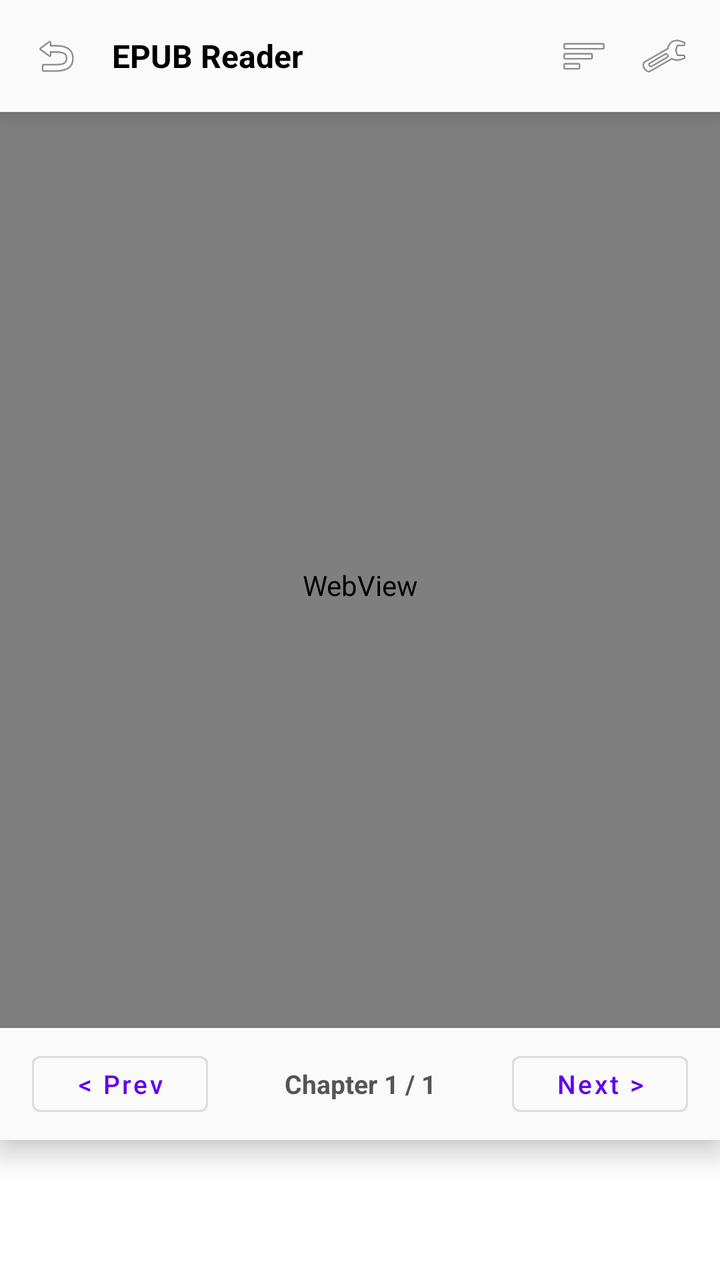
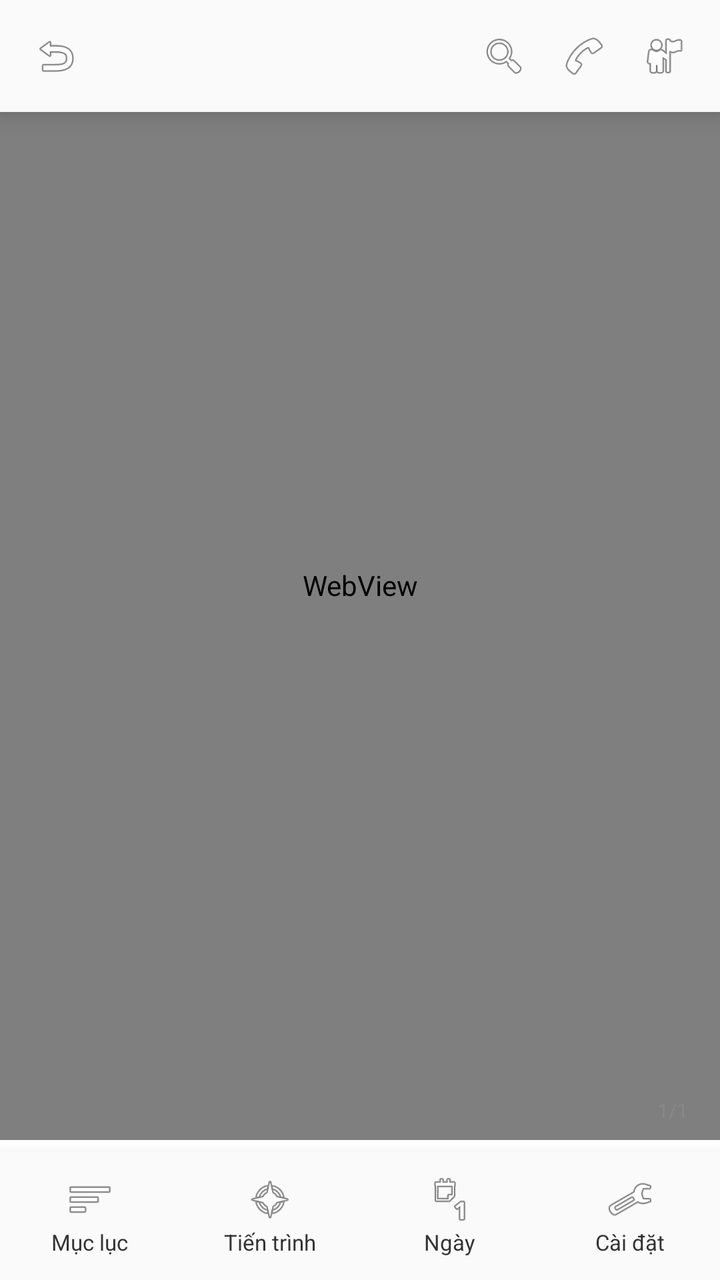

Before-and-after screenshots of an Android layout around one commit, followed by the original layout XML and the change that was made.
<!-- AndroidManifest.xml: activity theme Theme.Epub_reader -->
<!-- res/layout/activity_reader.xml -->
<?xml version="1.0" encoding="utf-8"?>
<androidx.constraintlayout.widget.ConstraintLayout xmlns:android="http://schemas.android.com/apk/res/android"
    xmlns:app="http://schemas.android.com/apk/res-auto"
    xmlns:tools="http://schemas.android.com/tools"
    android:id="@+id/readerRoot"
    android:layout_width="match_parent"
    android:layout_height="match_parent"
    android:background="@color/white"
    tools:context=".ReaderActivity">

    
    <FrameLayout
        android:id="@+id/readingContentContainer"
        android:layout_width="0dp"
        android:layout_height="0dp"
        app:layout_constraintTop_toTopOf="parent"
        app:layout_constraintBottom_toBottomOf="parent"
        app:layout_constraintStart_toStartOf="parent"
        app:layout_constraintEnd_toEndOf="parent">

        
        <TextView
            android:id="@+id/tvSmallChapterHeader"
            android:layout_width="wrap_content"
            android:layout_height="wrap_content"
            android:layout_gravity="top|start"
            android:layout_marginStart="16dp"
            android:layout_marginTop="8dp"
            android:text="Mục lục"
            android:textColor="#888888"
            android:textSize="10sp"
            android:elevation="1dp" />

        
        <TextView
            android:id="@+id/tvSmallPageProgress"
            android:layout_width="wrap_content"
            android:layout_height="wrap_content"
            android:layout_gravity="bottom|end"
            android:layout_marginEnd="16dp"
            android:layout_marginBottom="78dp"
            android:text="1/1"
            android:textColor="#888888"
            android:textSize="10sp"
            android:elevation="1dp" />

        <WebView
            android:id="@+id/webViewContent"
            android:layout_width="match_parent"
            android:layout_height="match_parent"
            android:layout_marginTop="15dp"
            android:layout_marginBottom="70dp" />

        <ProgressBar
            android:id="@+id/progressBar"
            android:layout_width="wrap_content"
            android:layout_height="wrap_content"
            android:layout_gravity="center"
            android:visibility="gone" />
    </FrameLayout>



    
    <LinearLayout
        android:id="@+id/headerToolbar"
        android:layout_width="0dp"
        android:layout_height="56dp"
        android:orientation="horizontal"
        android:gravity="center_vertical"
        android:paddingStart="8dp"
        android:paddingEnd="8dp"
        android:background="#FAFAFA"
        android:elevation="8dp"
        app:layout_constraintTop_toTopOf="parent"
        app:layout_constraintStart_toStartOf="parent"
        app:layout_constraintEnd_toEndOf="parent">

        <ImageView
            android:id="@+id/btnBack"
            android:layout_width="40dp"
            android:layout_height="40dp"
            android:padding="8dp"
            android:background="?attr/selectableItemBackgroundBorderless"
            android:src="@android:drawable/ic_menu_revert"
            android:contentDescription="Back" />

        <TextView
            android:id="@+id/tvBookTitle"
            android:layout_width="0dp"
            android:layout_height="wrap_content"
            android:layout_weight="1"
            android:layout_marginStart="8dp"
            android:layout_marginEnd="8dp"
            android:text="EPUB Reader"
            android:textColor="@color/black"
            android:textSize="16sp"
            android:textStyle="bold"
            android:ellipsize="end"
            android:maxLines="1" />

        <ImageView
            android:id="@+id/btnToc"
            android:layout_width="40dp"
            android:layout_height="40dp"
            android:padding="8dp"
            android:background="?attr/selectableItemBackgroundBorderless"
            android:src="@android:drawable/ic_menu_sort_by_size"
            android:contentDescription="Table of Contents" />

        <ImageView
            android:id="@+id/btnReaderSettings"
            android:layout_width="40dp"
            android:layout_height="40dp"
            android:padding="8dp"
            android:background="?attr/selectableItemBackgroundBorderless"
            android:src="@android:drawable/ic_menu_preferences"
            android:contentDescription="Reader Settings" />
    </LinearLayout>

    
    <LinearLayout
        android:id="@+id/bottomNav"
        android:layout_width="0dp"
        android:layout_height="56dp"
        android:layout_marginBottom="70dp"
        android:orientation="horizontal"
        android:gravity="center_vertical"
        android:paddingStart="16dp"
        android:paddingEnd="16dp"
        android:background="#FAFAFA"
        android:elevation="8dp"
        app:layout_constraintBottom_toBottomOf="parent"
        app:layout_constraintStart_toStartOf="parent"
        app:layout_constraintEnd_toEndOf="parent">

        <Button
            android:id="@+id/btnPrevChapter"
            android:layout_width="wrap_content"
            android:layout_height="40dp"
            android:text="&lt; Prev"
            android:textSize="13sp"
            android:textAllCaps="false"
            style="@style/Widget.MaterialComponents.Button.OutlinedButton" />

        <TextView
            android:id="@+id/tvChapterProgress"
            android:layout_width="0dp"
            android:layout_height="wrap_content"
            android:layout_weight="1"
            android:gravity="center"
            android:text="Chapter 1 / 1"
            android:textColor="#555555"
            android:textSize="13sp"
            android:textStyle="bold" />

        <Button
            android:id="@+id/btnNextChapter"
            android:layout_width="wrap_content"
            android:layout_height="40dp"
            android:text="Next &gt;"
            android:textSize="13sp"
            android:textAllCaps="false"
            style="@style/Widget.MaterialComponents.Button.OutlinedButton" />
    </LinearLayout>

    
    <FrameLayout
        android:id="@+id/adBannerContainer"
        android:layout_width="0dp"
        android:layout_height="70dp"
        android:elevation="4dp"
        app:layout_constraintBottom_toBottomOf="parent"
        app:layout_constraintStart_toStartOf="parent"
        app:layout_constraintEnd_toEndOf="parent" />
</androidx.constraintlayout.widget.ConstraintLayout>
<!-- resources referenced by this layout -->
<resources>
  <color name="black">#FF000000</color>
  <color name="white">#FFFFFFFF</color>
  <style name="Theme.Epub_reader" parent="Theme.MaterialComponents.DayNight.NoActionBar" />
</resources>

<!-- the commit's change to res/layout/activity_reader.xml (unified diff, before → after) -->
@@ -58,8 +58,6 @@
             android:layout_gravity="center"
             android:visibility="gone" />
     </FrameLayout>
-
-
 
     
     <LinearLayout
@@ -85,83 +83,190 @@
             android:src="@android:drawable/ic_menu_revert"
             android:contentDescription="Back" />
 
-        <TextView
-            android:id="@+id/tvBookTitle"
+        <View
             android:layout_width="0dp"
-            android:layout_height="wrap_content"
-            android:layout_weight="1"
-            android:layout_marginStart="8dp"
-            android:layout_marginEnd="8dp"
-            android:text="EPUB Reader"
-            android:textColor="@color/black"
-            android:textSize="16sp"
-            android:textStyle="bold"
-            android:ellipsize="end"
-            android:maxLines="1" />
+            android:layout_height="1dp"
+            android:layout_weight="1" />
 
         <ImageView
-            android:id="@+id/btnToc"
+            android:id="@+id/btnSearch"
             android:layout_width="40dp"
             android:layout_height="40dp"
             android:padding="8dp"
             android:background="?attr/selectableItemBackgroundBorderless"
-            android:src="@android:drawable/ic_menu_sort_by_size"
-            android:contentDescription="Table of Contents" />
+            android:src="@android:drawable/ic_menu_search"
+            android:contentDescription="Search" />
 
         <ImageView
-            android:id="@+id/btnReaderSettings"
+            android:id="@+id/btnAudio"
             android:layout_width="40dp"
             android:layout_height="40dp"
             android:padding="8dp"
             android:background="?attr/selectableItemBackgroundBorderless"
-            android:src="@android:drawable/ic_menu_preferences"
-            android:contentDescription="Reader Settings" />
+            android:src="@android:drawable/ic_menu_call"
+            android:contentDescription="Audio" />
+
+        <ImageView
+            android:id="@+id/btnBookmark"
+            android:layout_width="40dp"
+            android:layout_height="40dp"
+            android:padding="8dp"
+            android:background="?attr/selectableItemBackgroundBorderless"
+            android:src="@android:drawable/ic_menu_myplaces"
+            android:contentDescription="Bookmark" />
     </LinearLayout>
+
+    
+    <include
+        android:id="@+id/readerSettingsPanel"
+        layout="@layout/dialog_reader_settings_sheet"
+        android:layout_width="0dp"
+        android:layout_height="wrap_content"
+        android:layout_marginStart="8dp"
+        android:layout_marginEnd="8dp"
+        android:layout_marginBottom="4dp"
+        android:visibility="gone"
+        app:layout_constraintBottom_toTopOf="@id/bottomNav"
+        app:layout_constraintStart_toStartOf="parent"
+        app:layout_constraintEnd_toEndOf="parent" />
+
+    
+    <include
+        android:id="@+id/readerProgressPanel"
+        layout="@layout/dialog_reader_progress_sheet"
+        android:layout_width="0dp"
+        android:layout_height="wrap_content"
+        android:layout_marginStart="8dp"
+        android:layout_marginEnd="8dp"
+        android:layout_marginBottom="4dp"
+        android:visibility="gone"
+        app:layout_constraintBottom_toTopOf="@id/bottomNav"
+        app:layout_constraintStart_toStartOf="parent"
+        app:layout_constraintEnd_toEndOf="parent" />
 
     
     <LinearLayout
         android:id="@+id/bottomNav"
         android:layout_width="0dp"
-        android:layout_height="56dp"
-        android:layout_marginBottom="70dp"
+        android:layout_height="64dp"
         android:orientation="horizontal"
         android:gravity="center_vertical"
-        android:paddingStart="16dp"
-        android:paddingEnd="16dp"
         android:background="#FAFAFA"
-        android:elevation="8dp"
+        android:elevation="12dp"
         app:layout_constraintBottom_toBottomOf="parent"
         app:layout_constraintStart_toStartOf="parent"
         app:layout_constraintEnd_toEndOf="parent">
 
-        <Button
-            android:id="@+id/btnPrevChapter"
-            android:layout_width="wrap_content"
-            android:layout_height="40dp"
-            android:text="&lt; Prev"
-            android:textSize="13sp"
-            android:textAllCaps="false"
-            style="@style/Widget.MaterialComponents.Button.OutlinedButton" />
-
-        <TextView
-            android:id="@+id/tvChapterProgress"
+        
+        <LinearLayout
+            android:id="@+id/btnToc"
             android:layout_width="0dp"
             android:layout_height="wrap_content"
             android:layout_weight="1"
+            android:orientation="vertical"
             android:gravity="center"
-            android:text="Chapter 1 / 1"
-            android:textColor="#555555"
-            android:textSize="13sp"
-            android:textStyle="bold" />
-
-        <Button
-            android:id="@+id/btnNextChapter"
-            android:layout_width="wrap_content"
-            android:layout_height="40dp"
-            android:text="Next &gt;"
-            android:textSize="13sp"
-            android:textAllCaps="false"
-            style="@style/Widget.MaterialComponents.Button.OutlinedButton" />
+            android:paddingTop="4dp"
+            android:paddingBottom="4dp"
+            android:background="?attr/selectableItemBackground">
+
+            <ImageView
+                android:layout_width="24dp"
+                android:layout_height="24dp"
+                android:src="@android:drawable/ic_menu_sort_by_size"
+                android:contentDescription="Mục lục" />
+
+            <TextView
+                android:layout_width="wrap_content"
+                android:layout_height="wrap_content"
+                android:layout_marginTop="2dp"
+                android:text="Mục lục"
+                android:textColor="#333333"
+                android:textSize="11sp" />
+        </LinearLayout>
+
+        
+        <LinearLayout
+            android:id="@+id/btnProgress"
+            android:layout_width="0dp"
+            android:layout_height="wrap_content"
+            android:layout_weight="1"
+            android:orientation="vertical"
+            android:gravity="center"
+            android:paddingTop="4dp"
+            android:paddingBottom="4dp"
+            android:background="?attr/selectableItemBackground">
+
+            <ImageView
+                android:layout_width="24dp"
+                android:layout_height="24dp"
+                android:src="@android:drawable/ic_menu_compass"
+                android:contentDescription="Tiến trình" />
+
+            <TextView
+                android:layout_width="wrap_content"
+                android:layout_height="wrap_content"
+                android:layout_marginTop="2dp"
+                android:text="Tiến trình"
+                android:textColor="#333333"
+                android:textSize="11sp" />
+        </LinearLayout>
+
+        
+        <LinearLayout
+            android:id="@+id/btnTheme"
+            android:layout_width="0dp"
+            android:layout_height="wrap_content"
+            android:layout_weight="1"
+            android:orientation="vertical"
+            android:gravity="center"
+            android:paddingTop="4dp"
+            android:paddingBottom="4dp"
+            android:background="?attr/selectableItemBackground">
+
+            <ImageView
+                android:id="@+id/imgThemeIcon"
+                android:layout_width="24dp"
+                android:layout_height="24dp"
+                android:src="@android:drawable/ic_menu_day"
+                android:contentDescription="Theme" />
+
+            <TextView
+                android:id="@+id/tvThemeLabel"
+                android:layout_width="wrap_content"
+                android:layout_height="wrap_content"
+                android:layout_marginTop="2dp"
+                android:text="Ngày"
+                android:textColor="#333333"
+                android:textSize="11sp" />
+        </LinearLayout>
+
+        
+        <LinearLayout
+            android:id="@+id/btnReaderSettings"
+            android:layout_width="0dp"
+            android:layout_height="wrap_content"
+            android:layout_weight="1"
+            android:orientation="vertical"
+            android:gravity="center"
+            android:paddingTop="4dp"
+            android:paddingBottom="4dp"
+            android:background="?attr/selectableItemBackground">
+
+            <ImageView
+                android:layout_width="24dp"
+                android:layout_height="24dp"
+                android:src="@android:drawable/ic_menu_preferences"
+                android:contentDescription="Cài đặt" />
+
+            <TextView
+                android:layout_width="wrap_content"
+                android:layout_height="wrap_content"
+                android:layout_marginTop="2dp"
+                android:text="Cài đặt"
+                android:textColor="#333333"
+                android:textSize="11sp" />
+        </LinearLayout>
+
     </LinearLayout>
 
     
@@ -174,3 +279,363 @@
         app:layout_constraintStart_toStartOf="parent"
         app:layout_constraintEnd_toEndOf="parent" />
 </androidx.constraintlayout.widget.ConstraintLayout>
+<!-- res/layout/dialog_reader_settings_sheet.xml (included above) -->
+<?xml version="1.0" encoding="utf-8"?>
+<androidx.cardview.widget.CardView xmlns:android="http://schemas.android.com/apk/res/android"
+    xmlns:app="http://schemas.android.com/apk/res-auto"
+    android:id="@+id/cardSettingsPanel"
+    android:layout_width="match_parent"
+    android:layout_height="wrap_content"
+    app:cardCornerRadius="20dp"
+    app:cardElevation="8dp"
+    app:cardUseCompatPadding="true"
+    app:cardBackgroundColor="@color/white">
+
+    <FrameLayout
+        android:layout_width="match_parent"
+        android:layout_height="wrap_content"
+        android:padding="16dp">
+
+        
+        <LinearLayout
+            android:id="@+id/layoutMainSettings"
+            android:layout_width="match_parent"
+            android:layout_height="wrap_content"
+            android:orientation="vertical">
+
+            
+            <LinearLayout
+                android:layout_width="match_parent"
+                android:layout_height="wrap_content"
+                android:orientation="horizontal"
+                android:gravity="center_vertical"
+                android:layout_marginBottom="20dp">
+
+                
+                <LinearLayout
+                    android:layout_width="wrap_content"
+                    android:layout_height="44dp"
+                    android:orientation="horizontal"
+                    android:gravity="center_vertical"
+                    android:paddingStart="4dp"
+                    android:paddingEnd="4dp"
+                    android:background="@drawable/bg_rounded_border">
+
+                    <TextView
+                        android:id="@+id/btnFontDecrease"
+                        android:layout_width="48dp"
+                        android:layout_height="match_parent"
+                        android:gravity="center"
+                        android:text="A-"
+                        android:textColor="#333333"
+                        android:textSize="16sp"
+                        android:background="?attr/selectableItemBackground" />
+
+                    <TextView
+                        android:id="@+id/tvFontSizeValue"
+                        android:layout_width="40dp"
+                        android:layout_height="wrap_content"
+                        android:gravity="center"
+                        android:text="17"
+                        android:textColor="#333333"
+                        android:textSize="15sp"
+                        android:textStyle="bold" />
+
+                    <TextView
+                        android:id="@+id/btnFontIncrease"
+                        android:layout_width="48dp"
+                        android:layout_height="match_parent"
+                        android:gravity="center"
+                        android:text="A+"
+                        android:textColor="#333333"
+                        android:textSize="16sp"
+                        android:background="?attr/selectableItemBackground" />
+                </LinearLayout>
+
+                <View
+                    android:layout_width="0dp"
+                    android:layout_height="1dp"
+                    android:layout_weight="1" />
+
+                
+                <TextView
+                    android:id="@+id/btnLineSpacing"
+                    android:layout_width="wrap_content"
+                    android:layout_height="44dp"
+                    android:paddingStart="16dp"
+                    android:paddingEnd="16dp"
+                    android:gravity="center"
+                    android:text="Khoảng cách"
+                    android:textColor="#333333"
+                    android:textSize="15sp"
+                    android:background="@drawable/bg_rounded_border" />
+            </LinearLayout>
+
+            
+            <LinearLayout
+                android:layout_width="match_parent"
+                android:layout_height="wrap_content"
+                android:orientation="horizontal"
+                android:gravity="center">
+
+                
+                <FrameLayout
+                    android:id="@+id/btnThemeWhite"
+                    android:layout_width="48dp"
+                    android:layout_height="48dp"
+                    android:layout_marginEnd="12dp">
+                    <View
+                        android:id="@+id/viewThemeWhite"
+                        android:layout_width="40dp"
+                        android:layout_height="40dp"
+                        android:layout_gravity="center"
+                        android:background="@drawable/bg_circle_white" />
+                </FrameLayout>
+
+                
+                <FrameLayout
+                    android:id="@+id/btnThemeBlue"
+                    android:layout_width="48dp"
+                    android:layout_height="48dp"
+                    android:layout_marginEnd="12dp">
+                    <View
+                        android:id="@+id/viewThemeBlue"
+                        android:layout_width="40dp"
+                        android:layout_height="40dp"
+                        android:layout_gravity="center"
+                        android:background="@drawable/bg_circle_blue" />
+                </FrameLayout>
+
+                
+                <FrameLayout
+                    android:id="@+id/btnThemeSepia"
+                    android:layout_width="48dp"
+                    android:layout_height="48dp"
+                    android:layout_marginEnd="12dp">
+                    <View
+                        android:id="@+id/viewThemeSepia"
+                        android:layout_width="40dp"
+                        android:layout_height="40dp"
+                        android:layout_gravity="center"
+                        android:background="@drawable/bg_circle_sepia" />
+                    <TextView
+                        android:layout_width="wrap_content"
+                        android:layout_height="wrap_content"
+                        android:layout_gravity="top|end"
+                        android:text="Pro"
+                        android:textSize="9sp"
+                        android:textStyle="bold"
+                        android:textColor="@color/white"
+                        android:paddingStart="4dp"
+                        android:paddingEnd="4dp"
+                        android:background="@drawable/bg_badge_pro" />
+                </FrameLayout>
+
+                
+                <FrameLayout
+                    android:id="@+id/btnThemeGreen"
+                    android:layout_width="48dp"
+                    android:layout_height="48dp"
+                    android:layout_marginEnd="12dp">
+                    <View
+                        android:id="@+id/viewThemeGreen"
+                        android:layout_width="40dp"
+                        android:layout_height="40dp"
+                        android:layout_gravity="center"
+                        android:background="@drawable/bg_circle_green" />
+                    <TextView
+                        android:layout_width="wrap_content"
+                        android:layout_height="wrap_content"
+                        android:layout_gravity="top|end"
+                        android:text="Pro"
+                        android:textSize="9sp"
+                        android:textStyle="bold"
+                        android:textColor="@color/white"
+                        android:paddingStart="4dp"
+                        android:paddingEnd="4dp"
+                        android:background="@drawable/bg_badge_pro" />
+                </FrameLayout>
+
+                
+                <FrameLayout
+                    android:id="@+id/btnThemeDark"
+                    android:layout_width="48dp"
+                    android:layout_height="48dp">
+                    <View
+                        android:id="@+id/viewThemeDark"
+                        android:layout_width="40dp"
+                        android:layout_height="40dp"
+                        android:layout_gravity="center"
+                        android:background="@drawable/bg_circle_dark" />
+                    <TextView
+                        android:layout_width="wrap_content"
+                        android:layout_height="wrap_content"
+                        android:layout_gravity="top|end"
+                        android:text="Pro"
+                        android:textSize="9sp"
+                        android:textStyle="bold"
+                        android:textColor="@color/white"
+                        android:paddingStart="4dp"
+                        android:paddingEnd="4dp"
+                        android:background="@drawable/bg_badge_pro" />
+                </FrameLayout>
+
+            </LinearLayout>
+
+        </LinearLayout>
+
+        
+        <LinearLayout
+            android:id="@+id/layoutSpacingSettings"
+            android:layout_width="match_parent"
+            android:layout_height="wrap_content"
+            android:orientation="horizontal"
+            android:gravity="center_vertical"
+            android:paddingTop="8dp"
+            android:paddingBottom="8dp"
+            android:visibility="gone">
+
+            <TextView
+                android:id="@+id/btnBackToMainSettings"
+                android:layout_width="wrap_content"
+                android:layout_height="wrap_content"
+                android:text="Khoảng cách..."
+                android:textColor="#333333"
+                android:textSize="15sp"
+                android:background="?attr/selectableItemBackground" />
+
+            <View
+                android:layout_width="0dp"
+                android:layout_height="1dp"
+                android:layout_weight="1" />
+
+            
+            <LinearLayout
+                android:layout_width="wrap_content"
+                android:layout_height="44dp"
+                android:orientation="horizontal"
+                android:gravity="center_vertical"
+                android:paddingStart="4dp"
+                android:paddingEnd="4dp"
+                android:background="@drawable/bg_rounded_border">
+
+                <TextView
+                    android:id="@+id/btnSpacingDecrease"
+                    android:layout_width="48dp"
+                    android:layout_height="match_parent"
+                    android:gravity="center"
+                    android:text="-"
+                    android:textColor="#333333"
+                    android:textSize="18sp"
+                    android:background="?attr/selectableItemBackground" />
+
+                <TextView
+                    android:id="@+id/tvSpacingValue"
+                    android:layout_width="40dp"
+                    android:layout_height="wrap_content"
+                    android:gravity="center"
+                    android:text="10"
+                    android:textColor="#333333"
+                    android:textSize="15sp"
+                    android:textStyle="bold" />
+
+                <TextView
+                    android:id="@+id/btnSpacingIncrease"
+                    android:layout_width="48dp"
+                    android:layout_height="match_parent"
+                    android:gravity="center"
+                    android:text="+"
+                    android:textColor="#333333"
+                    android:textSize="18sp"
+                    android:background="?attr/selectableItemBackground" />
+            </LinearLayout>
+
+        </LinearLayout>
+
+    </FrameLayout>
+
+</androidx.cardview.widget.CardView>
+<!-- res/layout/dialog_reader_progress_sheet.xml (included above) -->
+<?xml version="1.0" encoding="utf-8"?>
+<androidx.cardview.widget.CardView xmlns:android="http://schemas.android.com/apk/res/android"
+    xmlns:app="http://schemas.android.com/apk/res-auto"
+    android:id="@+id/cardProgressPanel"
+    android:layout_width="match_parent"
+    android:layout_height="wrap_content"
+    app:cardCornerRadius="20dp"
+    app:cardElevation="8dp"
+    app:cardUseCompatPadding="true"
+    app:cardBackgroundColor="@color/white">
+
+    <LinearLayout
+        android:layout_width="match_parent"
+        android:layout_height="wrap_content"
+        android:orientation="vertical"
+        android:gravity="center_horizontal"
+        android:padding="16dp">
+
+        
+        <TextView
+            android:id="@+id/tvProgressChapterTitle"
+            android:layout_width="wrap_content"
+            android:layout_height="wrap_content"
+            android:gravity="center"
+            android:text="29. Chương 37: Bị Thương"
+            android:textColor="#333333"
+            android:textSize="15sp"
+            android:textStyle="bold"
+            android:maxLines="1"
+            android:ellipsize="end" />
+
+        
+        <TextView
+            android:id="@+id/tvProgressPages"
+            android:layout_width="wrap_content"
+            android:layout_height="wrap_content"
+            android:layout_marginTop="4dp"
+            android:gravity="center"
+            android:text="320/8387"
+            android:textColor="#666666"
+            android:textSize="14sp" />
+
+        
+        <LinearLayout
+            android:layout_width="match_parent"
+            android:layout_height="48dp"
+            android:layout_marginTop="12dp"
+            android:orientation="horizontal"
+            android:gravity="center_vertical">
+
+            <ImageView
+                android:id="@+id/btnProgressPrev"
+                android:layout_width="36dp"
+                android:layout_height="36dp"
+                android:padding="6dp"
+                android:src="@android:drawable/ic_media_previous"
+                android:background="?attr/selectableItemBackgroundBorderless"
+                android:contentDescription="Previous" />
+
+            <SeekBar
+                android:id="@+id/seekBarProgress"
+                android:layout_width="0dp"
+                android:layout_height="wrap_content"
+                android:layout_weight="1"
+                android:max="100"
+                android:progress="0"
+                android:progressTint="#1E88E5"
+                android:thumbTint="#1E88E5" />
+
+            <ImageView
+                android:id="@+id/btnProgressNext"
+                android:layout_width="36dp"
+                android:layout_height="36dp"
+                android:padding="6dp"
+                android:src="@android:drawable/ic_media_next"
+                android:background="?attr/selectableItemBackgroundBorderless"
+                android:contentDescription="Next" />
+
+        </LinearLayout>
+
+    </LinearLayout>
+
+</androidx.cardview.widget.CardView>
<!-- resource entries referenced after the edit -->
@@ -1,7 +1,68 @@
 <!-- resources referenced by this layout -->
 <resources>
-  <color name="black">#FF000000</color>
   <color name="white">#FFFFFFFF</color>
+  <!-- drawable bg_badge_pro (drawable) -->
+  <?xml version="1.0" encoding="utf-8"?>
+  <shape xmlns:android="http://schemas.android.com/apk/res/android"
+      android:shape="rectangle">
+      <solid android:color="#FF7043" />
+      <corners android:radius="8dp" />
+  </shape>
+  <!-- drawable bg_circle_blue (drawable) -->
+  <?xml version="1.0" encoding="utf-8"?>
+  <shape xmlns:android="http://schemas.android.com/apk/res/android"
+      android:shape="oval">
+      <solid android:color="#FFFFFF" />
+      <stroke
+          android:width="2.5dp"
+          android:color="#1E88E5" />
+  </shape>
+  <!-- drawable bg_circle_dark (drawable) -->
+  <?xml version="1.0" encoding="utf-8"?>
+  <shape xmlns:android="http://schemas.android.com/apk/res/android"
+      android:shape="oval">
+      <solid android:color="#2E3B32" />
+      <stroke
+          android:width="1dp"
+          android:color="#1B2620" />
+  </shape>
+  <!-- drawable bg_circle_green (drawable) -->
+  <?xml version="1.0" encoding="utf-8"?>
+  <shape xmlns:android="http://schemas.android.com/apk/res/android"
+      android:shape="oval">
+      <solid android:color="#E8F5E9" />
+      <stroke
+          android:width="1dp"
+          android:color="#C8E6C9" />
+  </shape>
+  <!-- drawable bg_circle_sepia (drawable) -->
+  <?xml version="1.0" encoding="utf-8"?>
+  <shape xmlns:android="http://schemas.android.com/apk/res/android"
+      android:shape="oval">
+      <solid android:color="#FBF0D9" />
+      <stroke
+          android:width="1dp"
+          android:color="#E6D5B8" />
+  </shape>
+  <!-- drawable bg_circle_white (drawable) -->
+  <?xml version="1.0" encoding="utf-8"?>
+  <shape xmlns:android="http://schemas.android.com/apk/res/android"
+      android:shape="oval">
+      <solid android:color="#FFFFFF" />
+      <stroke
+          android:width="1dp"
+          android:color="#CCCCCC" />
+  </shape>
+  <!-- drawable bg_rounded_border (drawable) -->
+  <?xml version="1.0" encoding="utf-8"?>
+  <shape xmlns:android="http://schemas.android.com/apk/res/android"
+      android:shape="rectangle">
+      <solid android:color="#FAFAFA" />
+      <stroke
+          android:width="1dp"
+          android:color="#D0D0D0" />
+      <corners android:radius="20dp" />
+  </shape>
   <style name="Theme.Epub_reader" parent="Theme.MaterialComponents.DayNight.NoActionBar" />
 </resources>
 
